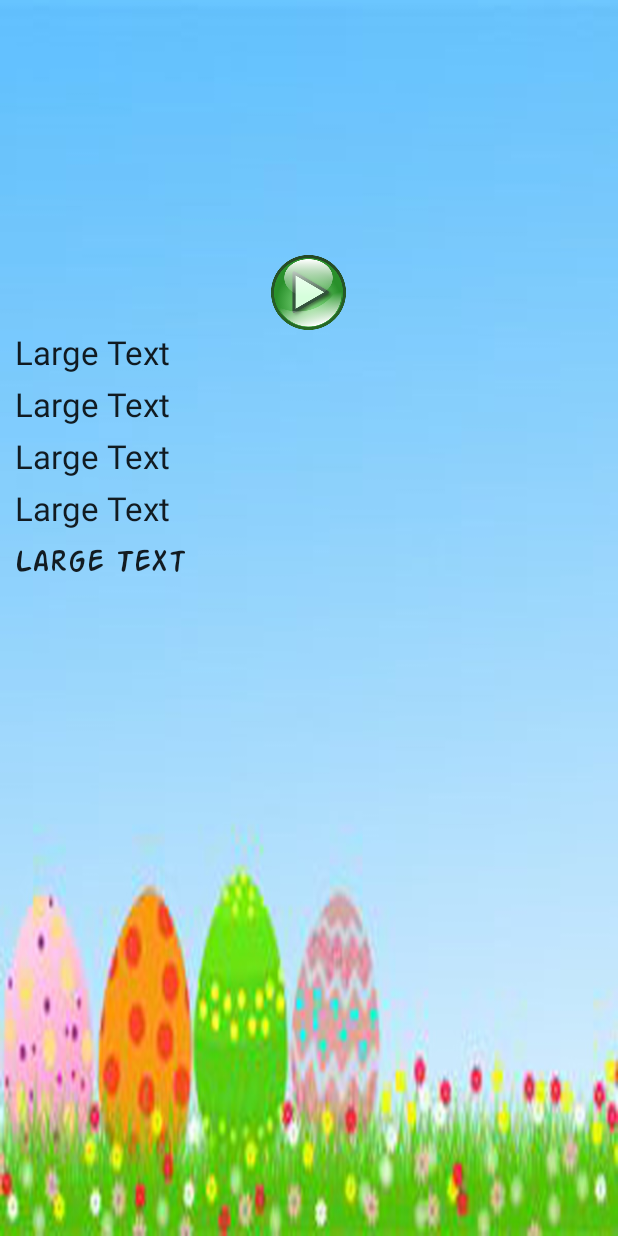
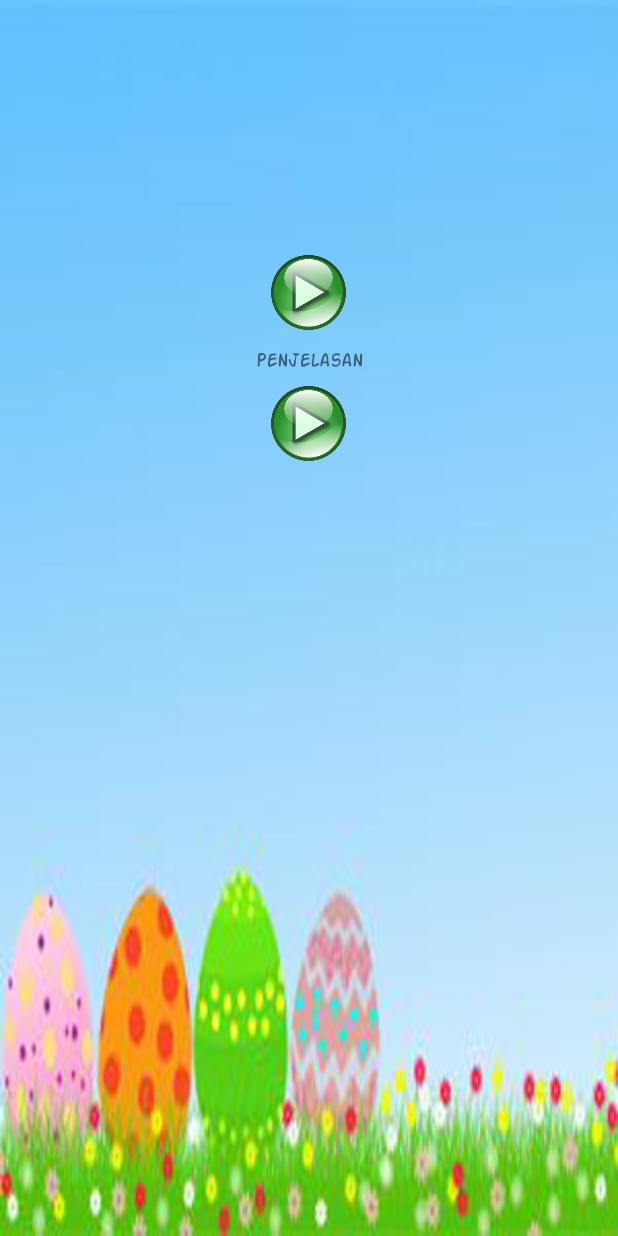
Before and after one commit to kaksay/Hewan, an Android app: the HewanDetailActivity screen opened directly, with no data from a screen before it, on a phone screen of 412 x 824 dp. Run offline under Robolectric (Android 15) with nearby library versions, the phone set to English and light mode, and no system bars; libraries missing offline, so code that uses them is left out: com.readystatesoftware.sqliteasset; 8 statements that could not run were skipped.

Commit message:
update file detail

```diff
--- a/app/src/main/res/layout/activity_hewan_detail.xml
+++ b/app/src/main/res/layout/activity_hewan_detail.xml
@@ -34,58 +34,26 @@
             android:layout_height="50dp"
             android:src="@drawable/play" />
     </LinearLayout>
+    <LinearLayout
+        android:paddingTop="10dp"
+        android:layout_width="fill_parent"
+        android:layout_height="wrap_content"
+        android:gravity="center"
+        android:orientation="vertical">
 
-    <ScrollView
-        android:id="@+id/scrollView"
-        android:layout_width="wrap_content"
-        android:layout_height="wrap_content"
-        android:paddingLeft="10dp"
-        android:paddingRight="10dp">
+        <TextView
+            android:id="@+id/textViewPenjelasanDetail"
+            android:gravity="center"
+            android:text="Penjelasan"
+            android:paddingBottom="10dp"
+            android:layout_width="match_parent"
+            android:layout_height="wrap_content" />
 
-        <LinearLayout
-            android:layout_width="fill_parent"
-            android:layout_height="fill_parent"
-            android:orientation="vertical">
-
-            <TextView
-                android:id="@+id/textViewNamaHewanDetail"
-                android:layout_width="wrap_content"
-                android:layout_height="wrap_content"
-                android:text="Large Text"
-                android:textAppearance="?android:attr/textAppearanceLarge" />
-
-            <TextView
-                android:id="@+id/textViewFamilyDetail"
-                android:layout_width="wrap_content"
-                android:layout_height="wrap_content"
-                android:layout_marginTop="5dp"
-                android:text="Large Text"
-                android:textAppearance="?android:attr/textAppearanceLarge" />
-
-            <TextView
-                android:id="@+id/textViewKelasDetail"
-                android:layout_width="wrap_content"
-                android:layout_height="wrap_content"
-                android:layout_marginTop="5dp"
-                android:text="Large Text"
-                android:textAppearance="?android:attr/textAppearanceLarge" />
-
-            <TextView
-                android:id="@+id/textViewOrdoDetail"
-                android:layout_width="wrap_content"
-                android:layout_height="wrap_content"
-                android:layout_marginTop="5dp"
-                android:text="Large Text"
-                android:textAppearance="?android:attr/textAppearanceLarge" />
-
-            <TextView
-                android:id="@+id/textViewPenjelasanDetail"
-                android:layout_width="wrap_content"
-                android:layout_height="wrap_content"
-                android:layout_marginTop="5dp"
-                android:text="Large Text"
-                android:textAppearance="?android:attr/textAppearanceLarge" />
-        </LinearLayout>
-    </ScrollView>
+        <ImageView
+            android:id="@+id/imageButtonSuaraPenjelasan"
+            android:layout_width="50dp"
+            android:layout_height="50dp"
+            android:src="@drawable/play" />
+    </LinearLayout>
 
 </LinearLayout>
```
